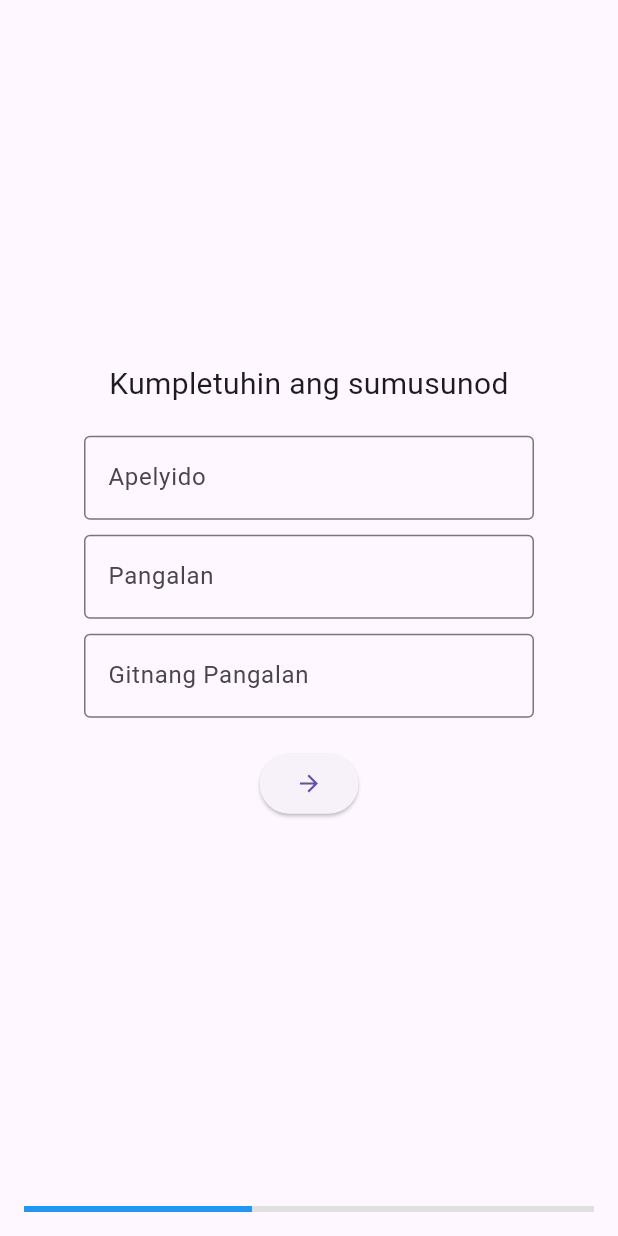
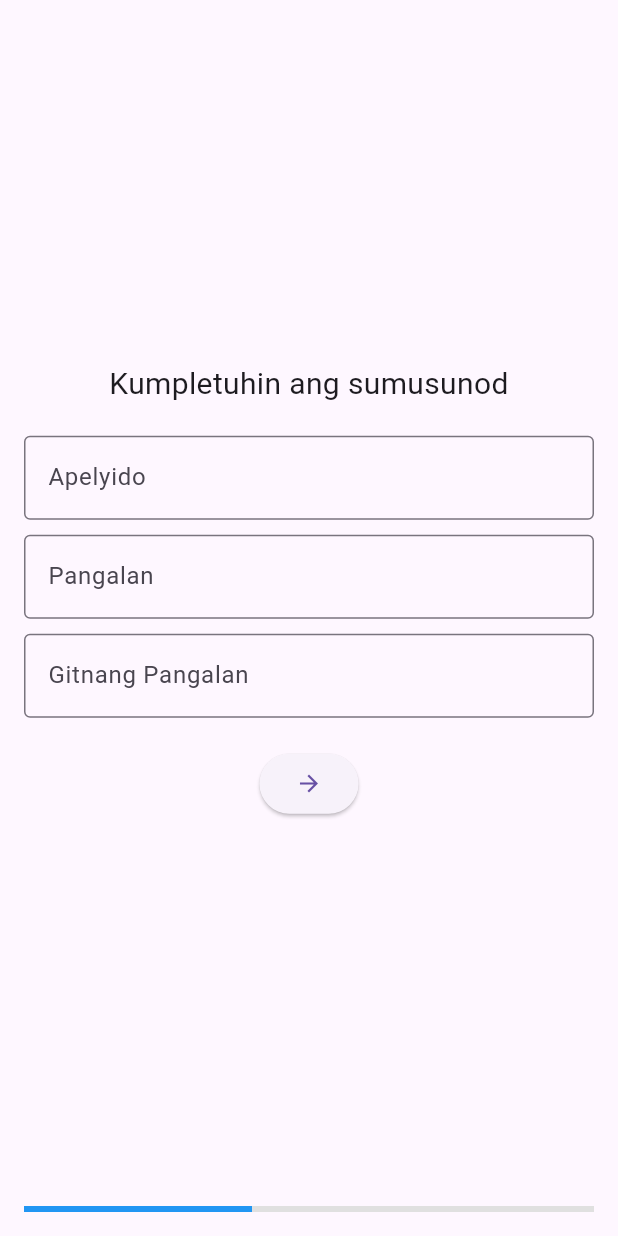
Before and after one commit to melee45/barangay-profiling-system, a Flutter app: the screen it shows after launch, after a tap on the "arrow forward" icon, on a phone screen of 412 x 824 dp. Run offline on Flutter 3.47's test engine with Material 3 defaults, Android fonts, the phone set to English and light mode, and no system bars; our stand-ins replace cloud_firestore, firebase_core; accounts and stored records are empty.

Commit message:
Updated Flutter app, Removed Appbar, Changed Next button to arrowkey, integrated Firestore database to the app, changed some layout

```diff
--- a/lib/main.dart
+++ b/lib/main.dart
@@ -1,12 +1,18 @@
 import 'package:flutter/material.dart';
+import 'package:cloud_firestore/cloud_firestore.dart';
+import 'package:firebase_core/firebase_core.dart';
+import 'firebase_options.dart'; // Ensure this file exists
 
-void main() {
+void main() async {
+  WidgetsFlutterBinding.ensureInitialized();
+  await Firebase.initializeApp(
+    options: DefaultFirebaseOptions.currentPlatform,
+  );
   runApp(MyApp());
 }
 
 class MyApp extends StatelessWidget {
   const MyApp({super.key});
-
   @override
   Widget build(BuildContext context) {
     return MaterialApp(
@@ -15,16 +21,14 @@ class MyApp extends StatelessWidget {
   }
 }
 
-// Initial Welcome Screen with Animation
 class WelcomeAnimationScreen extends StatefulWidget {
+  const WelcomeAnimationScreen({super.key});
   @override
-  _WelcomeAnimationScreenState createState() =>
-      _WelcomeAnimationScreenState();
+  _WelcomeAnimationScreenState createState() => _WelcomeAnimationScreenState();
 }
 
 class _WelcomeAnimationScreenState extends State<WelcomeAnimationScreen> {
   double opacity = 0.0;
-
   @override
   void initState() {
     super.initState();
@@ -33,7 +37,6 @@ class _WelcomeAnimationScreenState extends State<WelcomeAnimationScreen> {
         opacity = 1.0;
       });
     });
-
     Future.delayed(Duration(seconds: 3), () {
       Navigator.pushReplacement(
         context,
@@ -41,7 +44,6 @@ class _WelcomeAnimationScreenState extends State<WelcomeAnimationScreen> {
       );
     });
   }
-
   @override
   Widget build(BuildContext context) {
     return Scaffold(
@@ -52,7 +54,10 @@ class _WelcomeAnimationScreenState extends State<WelcomeAnimationScreen> {
           child: Text(
             "Welcome!",
             style: TextStyle(
-                fontSize: 32, fontWeight: FontWeight.bold, color: Colors.blue),
+              fontSize: 32,
+              fontWeight: FontWeight.bold,
+              color: Colors.blue,
+            ),
           ),
         ),
       ),
@@ -60,8 +65,8 @@ class _WelcomeAnimationScreenState extends State<WelcomeAnimationScreen> {
   }
 }
 
-// Main Registration Screen
 class WelcomeScreen extends StatefulWidget {
+  const WelcomeScreen({super.key});
   @override
   _WelcomeScreenState createState() => _WelcomeScreenState();
 }
@@ -77,34 +82,14 @@ class _WelcomeScreenState extends State<WelcomeScreen> {
   int? calculatedAge;
 
   List<String> addressOptions = [
-    "Purok 1",
-    "Purok 2",
-    "Purok 3",
-    "Purok 4",
-    "Purok 5",
-    "Purok 6",
-    "Purok 7",
-    "Purok 8",
-    "PLDT Subdivision",
-    "Country Homes Subd.",
-    "Vista Rosa"
+    "Purok 1", "Purok 2", "Purok 3", "Purok 4", "Purok 5",
+    "Purok 6", "Purok 7", "Purok 8", "PLDT Subdivision",
+    "Country Homes Subd.", "Vista Rosa"
   ];
   List<String> purposeOptions = [
-    "Indigency",
-    "Clearance",
-    "Residency",
-    "Certificate",
-    "ID",
-    "Incident Report",
-    "Accident Report",
-    "Other"
+    "Indigency", "Clearance", "Residency", "Certificate",
+    "ID", "Incident Report", "Accident Report", "Other"
   ];
-
-  void goToNextStep() {
-    setState(() {
-      step++;
-    });
-  }
 
   Future<void> _selectBirthdate(BuildContext context) async {
     DateTime? pickedDate = await showDatePicker(
@@ -113,7 +98,6 @@ class _WelcomeScreenState extends State<WelcomeScreen> {
       firstDate: DateTime(1900),
       lastDate: DateTime.now(),
     );
-
     if (pickedDate != null) {
       setState(() {
         selectedBirthdate = pickedDate;
@@ -132,8 +116,50 @@ class _WelcomeScreenState extends State<WelcomeScreen> {
     return age;
   }
 
+  void saveUserData() {
+    FirebaseFirestore.instance.collection('users').add({
+      'surname': surnameController.text,
+      'firstName': firstNameController.text,
+      'middleName': middleNameController.text,
+      'address': selectedAddress,
+      'purpose': selectedPurpose,
+      'birthdate': selectedBirthdate?.toIso8601String(),
+      'age': calculatedAge,
+      'timestamp': FieldValue.serverTimestamp(),
+    }).then((value) {
+      print("User data saved!");
+    }).catchError((error) {
+      print("Failed to save user data: $error");
+    });
+  }
+
+  void goToNextStep() {
+    if (step == 4) {
+      saveUserData();
+    }
+    setState(() {
+      step++;
+    });
+  }
+
   @override
   Widget build(BuildContext context) {
+    // When survey is complete, display a thank-you screen with larger text.
+    if (step > 3) {
+      return Scaffold(
+        body: Center(
+          child: Padding(
+            padding: const EdgeInsets.all(16.0),
+            child: Text(
+              "Maraming Salamat sa pagkumpleto ng survey!",
+              style: TextStyle(fontSize: 24, fontWeight: FontWeight.bold),
+              textAlign: TextAlign.center,
+            ),
+          ),
+        ),
+      );
+    }
+
     String questionText = "";
     Widget inputWidget = SizedBox();
 
@@ -149,8 +175,6 @@ class _WelcomeScreenState extends State<WelcomeScreen> {
             selectedPurpose = newValue;
           });
         },
-        decoration:
-            InputDecoration(border: OutlineInputBorder(), hintText: "Pumili"),
       );
     } else if (step == 1) {
       questionText = "Kumpletuhin ang sumusunod";
@@ -193,41 +217,12 @@ class _WelcomeScreenState extends State<WelcomeScreen> {
             selectedAddress = newValue;
           });
         },
-        decoration:
-            InputDecoration(border: OutlineInputBorder(), hintText: "Pumili"),
       );
     } else if (step == 3) {
       questionText = "Araw ng kapanganakan";
-      inputWidget = Column(
-        children: [
-          Text(
-            selectedBirthdate == null
-                ? "No date selected"
-                : "${selectedBirthdate!.month}/${selectedBirthdate!.day}/${selectedBirthdate!.year}",
-            style: TextStyle(fontSize: 18),
-          ),
-          SizedBox(height: 10),
-          ElevatedButton(
+      inputWidget = ElevatedButton(
         onPressed: () => _selectBirthdate(context),
         child: Text("Pumili ng araw"),
-          ),
-        ],
-      );
-    } else if (step == 4) {
-      questionText = "Ang iyong edad ay:";
-      inputWidget = Center(
-        child: Text(
-          calculatedAge == null ? "Hindi masuri" : "$calculatedAge taong gulang",
-          style: TextStyle(fontSize: 24, fontWeight: FontWeight.bold),
-          textAlign: TextAlign.center,
-        ),
-      );
-    } else {
-      return Scaffold(
-        body: Center(
-          child: Text("Maraming Salamat sa pagkumpleto ng survey!",
-              style: TextStyle(fontSize: 20)),
-        ),
       );
     }
 
@@ -235,10 +230,16 @@ class _WelcomeScreenState extends State<WelcomeScreen> {
       body: Column(
         children: [
           Expanded(
-            child: Center(  // Ensures centering of text and input fields
+            child: Center(
+              child: SingleChildScrollView(
+                child: Center(
+                  child: ConstrainedBox(
+                    constraints: BoxConstraints(maxWidth: 500),
+                    child: Padding(
+                      padding: const EdgeInsets.symmetric(horizontal: 16.0),
                       child: Column(
-                mainAxisAlignment: MainAxisAlignment.center, // Centers vertically
-                crossAxisAlignment: CrossAxisAlignment.center, // Centers horizontally
+                        mainAxisAlignment: MainAxisAlignment.center,
+                        crossAxisAlignment: CrossAxisAlignment.stretch,
                         children: [
                           Text(
                             questionText,
@@ -246,16 +247,20 @@ class _WelcomeScreenState extends State<WelcomeScreen> {
                             textAlign: TextAlign.center,
                           ),
                           SizedBox(height: 20),
-                  SizedBox(
-                    width: 300, // Limit width
-                    child: inputWidget,
-                  ),
+                          inputWidget,
                           SizedBox(height: 20),
-                  ElevatedButton(
+                          Align(
+                            alignment: Alignment.center,
+                            child: ElevatedButton(
                               onPressed: goToNextStep,
                               child: Icon(Icons.arrow_forward),
                             ),
+                          ),
                         ],
+                      ),
+                    ),
+                  ),
+                ),
               ),
             ),
           ),
--- a/pubspec.yaml
+++ b/pubspec.yaml
@@ -35,6 +35,8 @@ dependencies:
   # Use with the CupertinoIcons class for iOS style icons.
   cupertino_icons: ^1.0.8
   google_fonts: ^6.1.0
+  cloud_firestore: ^5.6.4
+  firebase_core: ^3.12.0
 
 dev_dependencies:
   flutter_test:
```
Also changed, not shown: firebase.json, lib/firebase_options.dart (added), pubspec.lock, 7 other files. Lines whose indentation alone changed are shown as unchanged.
